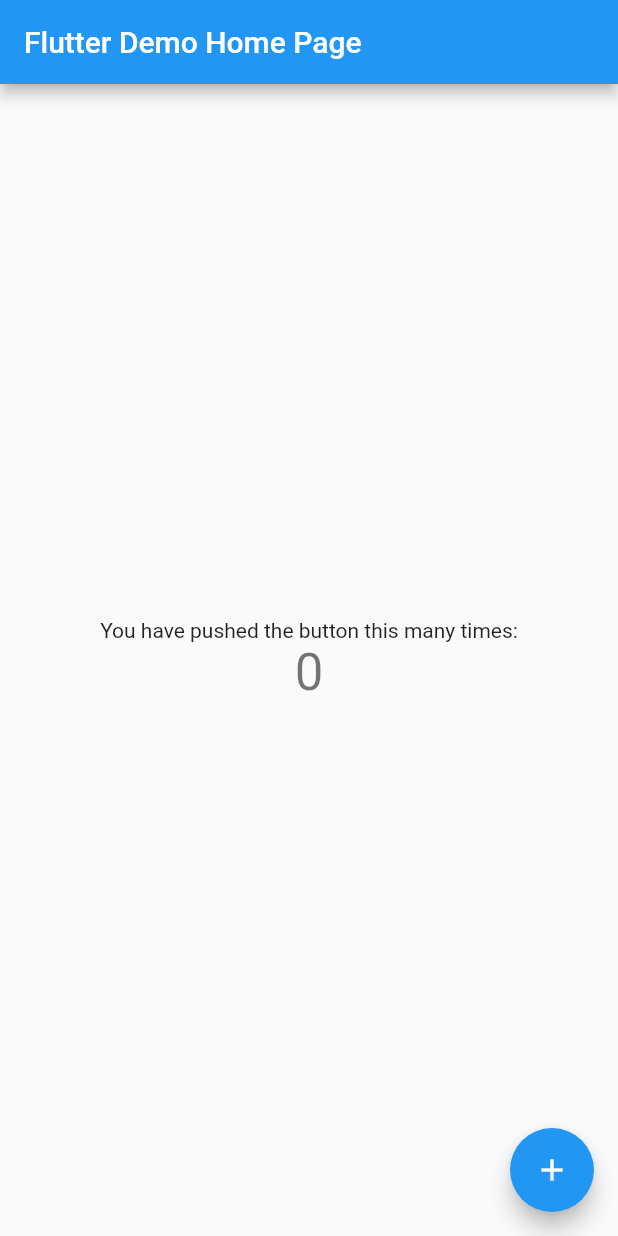
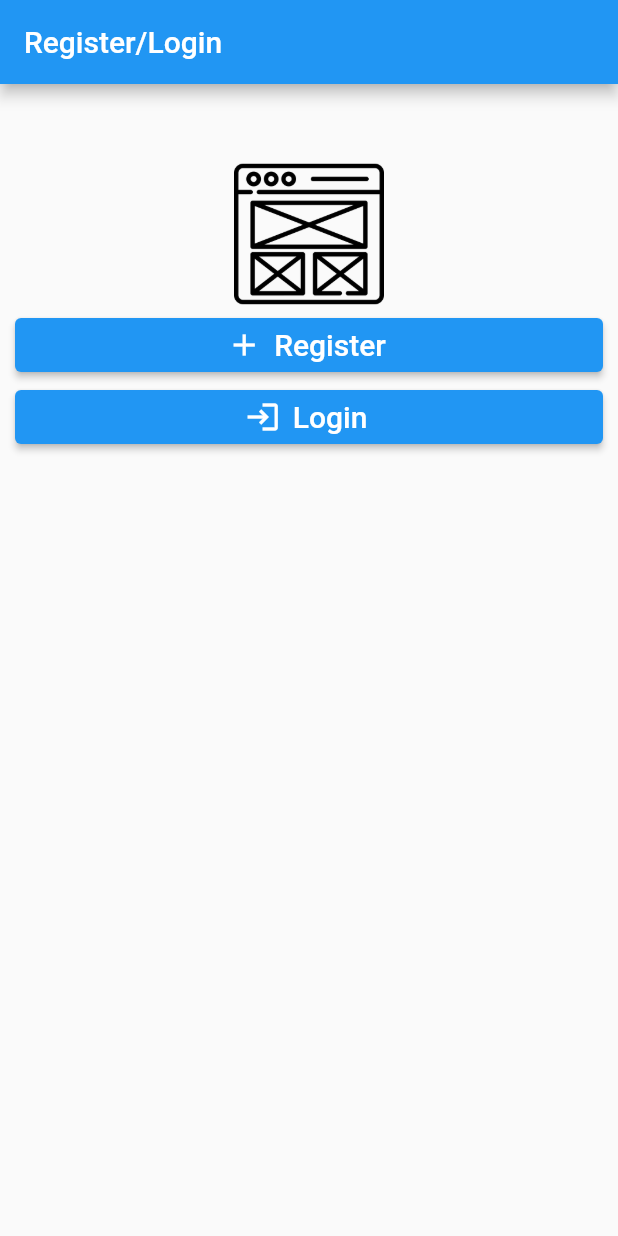
Before and after one commit to J1gsaww/login_by_key_stroke_dynamic, a Flutter app: the screen it shows after launch, on a phone screen of 412 x 824 dp. Run offline on Flutter 3.47's test engine with Material 2 defaults, Android fonts, the phone set to English and light mode, and no system bars.

Commit message:
create new homescreen

```diff
--- a/lib/main.dart
+++ b/lib/main.dart
@@ -1,4 +1,5 @@
 import 'package:flutter/material.dart';
+import 'package:login_by_key_stroke_dynamic/screens/homeScreen.dart';
 
 void main() {
   runApp(const MyApp());
@@ -11,105 +12,10 @@
   @override
   Widget build(BuildContext context) {
     return MaterialApp(
-      title: 'Flutter Demo',
-      theme: ThemeData(
-        // This is the theme of your application.
-        //
-        // Try running your application with "flutter run". You'll see the
-        // application has a blue toolbar. Then, without quitting the app, try
-        // changing the primarySwatch below to Colors.green and then invoke
-        // "hot reload" (press "r" in the console where you ran "flutter run",
-        // or simply save your changes to "hot reload" in a Flutter IDE).
-        // Notice that the counter didn't reset back to zero; the application
-        // is not restarted.
-        primarySwatch: Colors.blue,
-      ),
-      home: const MyHomePage(title: 'Flutter Demo Home Page'),
-    );
+        title: 'Flutter Demo',
+        theme: ThemeData(
+          primarySwatch: Colors.blue,
+        ),
+        home: const HomeScreen());
   }
 }
-
-class MyHomePage extends StatefulWidget {
-  const MyHomePage({super.key, required this.title});
-
-  // This widget is the home page of your application. It is stateful, meaning
-  // that it has a State object (defined below) that contains fields that affect
-  // how it looks.
-
-  // This class is the configuration for the state. It holds the values (in this
-  // case the title) provided by the parent (in this case the App widget) and
-  // used by the build method of the State. Fields in a Widget subclass are
-  // always marked "final".
-
-  final String title;
-
-  @override
-  State<MyHomePage> createState() => _MyHomePageState();
-}
-
-class _MyHomePageState extends State<MyHomePage> {
-  int _counter = 0;
-
-  void _incrementCounter() {
-    setState(() {
-      // This call to setState tells the Flutter framework that something has
-      // changed in this State, which causes it to rerun the build method below
-      // so that the display can reflect the updated values. If we changed
-      // _counter without calling setState(), then the build method would not be
-      // called again, and so nothing would appear to happen.
-      _counter++;
-    });
-  }
-
-  @override
-  Widget build(BuildContext context) {
-    // This method is rerun every time setState is called, for instance as done
-    // by the _incrementCounter method above.
-    //
-    // The Flutter framework has been optimized to make rerunning build methods
-    // fast, so that you can just rebuild anything that needs updating rather
-    // than having to individually change instances of widgets.
-    return Scaffold(
-      appBar: AppBar(
-        // Here we take the value from the MyHomePage object that was created by
-        // the App.build method, and use it to set our appbar title.
-        title: Text(widget.title),
-      ),
-      body: Center(
-        // Center is a layout widget. It takes a single child and positions it
-        // in the middle of the parent.
-        child: Column(
-          // Column is also a layout widget. It takes a list of children and
-          // arranges them vertically. By default, it sizes itself to fit its
-          // children horizontally, and tries to be as tall as its parent.
-          //
-          // Invoke "debug painting" (press "p" in the console, choose the
-          // "Toggle Debug Paint" action from the Flutter Inspector in Android
-          // Studio, or the "Toggle Debug Paint" command in Visual Studio Code)
-          // to see the wireframe for each widget.
-          //
-          // Column has various properties to control how it sizes itself and
-          // how it positions its children. Here we use mainAxisAlignment to
-          // center the children vertically; the main axis here is the vertical
-          // axis because Columns are vertical (the cross axis would be
-          // horizontal).
-          mainAxisAlignment: MainAxisAlignment.center,
-          children: <Widget>[
-            const Text(
-              'You have pushed the button this many times:',
-            ),
-            Text(
-              '$_counter',
-              style: Theme.of(context).textTheme.headlineMedium,
-            ),
-          ],
-        ),
-      ),
-      floatingActionButton: FloatingActionButton(
-        onPressed: _incrementCounter,
-        tooltip: 'Increment',
-        child: const Icon(Icons.add),
-      ), // This trailing comma makes auto-formatting nicer for build methods.
-    );
-  }
-}
--- /dev/null
+++ b/lib/screens/homeScreen.dart
@@ -0,0 +1,44 @@
+import 'package:flutter/material.dart';
+import 'package:flutter/src/widgets/framework.dart';
+import 'package:flutter/src/widgets/placeholder.dart';
+
+class HomeScreen extends StatelessWidget {
+  const HomeScreen({super.key});
+
+  @override
+  Widget build(BuildContext context) {
+    return Scaffold(
+      appBar: AppBar(
+        title: const Text("Register/Login"),
+      ),
+      body: Padding(
+        padding: const EdgeInsets.fromLTRB(10, 50, 10, 0),
+        child: Column(
+          children: [
+            Image.asset("assets/images/logo.png", height: 100, width: 100),
+            SizedBox(
+              width: double.infinity,
+              child: ElevatedButton.icon(
+                  onPressed: () {},
+                  icon: const Icon(Icons.add),
+                  label: const Text(
+                    "Register",
+                    style: TextStyle(fontSize: 20),
+                  )),
+            ),
+            SizedBox(
+              width: double.infinity,
+              child: ElevatedButton.icon(
+                  onPressed: () {},
+                  icon: const Icon(Icons.login),
+                  label: const Text(
+                    "Login",
+                    style: TextStyle(fontSize: 20),
+                  )),
+            )
+          ],
+        ),
+      ),
+    );
+  }
+}
--- a/pubspec.yaml
+++ b/pubspec.yaml
@@ -59,9 +59,8 @@
   uses-material-design: true
 
   # To add assets to your application, add an assets section, like this:
-  # assets:
-  #   - images/a_dot_burr.jpeg
-  #   - images/a_dot_ham.jpeg
+  assets:
+    - assets/images/logo.png
 
   # An image asset can refer to one or more resolution-specific "variants", see
   # https://flutter.dev/assets-and-images/#resolution-aware
```
Also changed, not shown: assets/images/logo.png (added).
